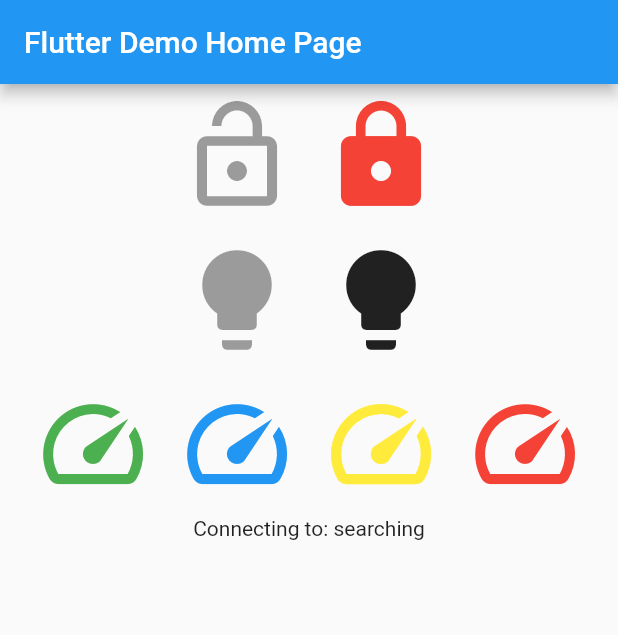
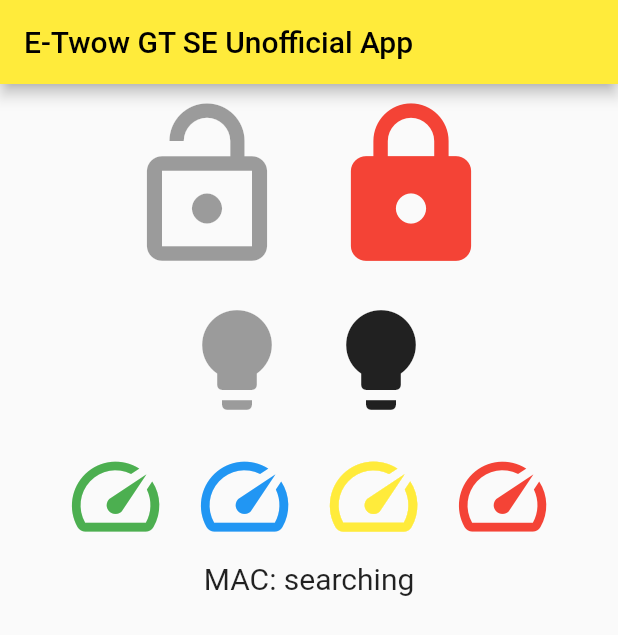
Before and after one commit to eqqe/etwowconnect2, a Flutter app: the screen it shows after launch, on a phone screen of 412 x 824 dp. Shown: the top 635 px of the screen. Run offline on Flutter 3.47's test engine with Material 2 defaults, Android fonts, the phone set to English and light mode, and no system bars; our stand-ins replace permission_handler; missing offline and left inert: flutter_reactive_ble; statements that could not run were skipped.

Commit message:
various fixes

```diff
--- a/lib/main.dart
+++ b/lib/main.dart
@@ -11,20 +11,11 @@ class MyApp extends StatelessWidget {
   @override
   Widget build(BuildContext context) {
     return MaterialApp(
-      title: 'Flutter Demo',
+      title: 'E-Twow GT SE Unofficial App',
       theme: ThemeData(
-        // This is the theme of your application.
-        //
-        // Try running your application with "flutter run". You'll see the
-        // application has a blue toolbar. Then, without quitting the app, try
-        // changing the primarySwatch below to Colors.green and then invoke
-        // "hot reload" (press "r" in the console where you ran "flutter run",
-        // or simply save your changes to "hot reload" in a Flutter IDE).
-        // Notice that the counter didn't reset back to zero; the application
-        // is not restarted.
-        primarySwatch: Colors.blue,
+        primarySwatch: Colors.yellow,
       ),
-      home: MyHomePage(title: 'Flutter Demo Home Page'),
+      home: MyHomePage(title: 'E-Twow GT SE Unofficial App'),
     );
   }
 }
@@ -190,14 +181,14 @@ class _MyHomePageState extends State<MyHomePage> {
                   color: Colors.green,
                   tooltip: 'Lock',
                   onPressed: _locked ?? false ? _lockOff : null,
-                  iconSize: 80,
+                  iconSize: 120,
                 ),
                 IconButton(
                   icon: const Icon(Icons.lock),
                   color: Colors.red,
                   tooltip: 'Lock',
                   onPressed: _locked ?? false ? null : _lockOn,
-                  iconSize: 80,
+                  iconSize: 120,
                 ),
               ],
             ),
@@ -227,35 +218,55 @@ class _MyHomePageState extends State<MyHomePage> {
                   tooltip: '6km/h',
                   color: Colors.green,
                   onPressed: _setSpeedL1,
-                  iconSize: 80,
+                  iconSize: 70,
                 ),
                 IconButton(
                   icon: const Icon(Icons.speed),
                   tooltip: '20km/h',
                   color: Colors.blue,
                   onPressed: _setSpeedL2,
-                  iconSize: 80,
+                  iconSize: 70,
                 ),
                 IconButton(
                   icon: const Icon(Icons.speed),
                   tooltip: '25km/h',
                   color: Colors.yellow,
                   onPressed: _setSpeedL3,
-                  iconSize: 80,
+                  iconSize: 70,
                 ),
                 IconButton(
                   icon: const Icon(Icons.speed),
                   tooltip: '35km/h',
                   color: Colors.red,
                   onPressed: _setSpeedL0,
-                  iconSize: 80,
+                  iconSize: 70,
                 ),
               ],
             ),
-            Text('Connecting to: ${_id ?? "searching"}'),
-            Text('${_speed != null ? "Speed: ${_speed! / 10}" : ""}'),
-            Text('${_trip != null ? "Trip: $_trip" : ""}'),
-            Text('${_battery != null ? "Battery: $_battery %" : ""}')
+            Text(
+              'MAC: ${_id ?? "searching"}',
+              style: TextStyle(
+                fontSize: 20.0, // insert your font size here
+              ),
+            ),
+            Text(
+              '${_speed != null ? "Speed: ${_speed! / 10}" : ""}',
+              style: TextStyle(
+                fontSize: 20.0, // insert your font size here
+              ),
+            ),
+            Text(
+              '${_trip != null ? "Trip: $_trip" : ""}',
+              style: TextStyle(
+                fontSize: 20.0, // insert your font size here
+              ),
+            ),
+            Text(
+              '${_battery != null ? "Battery: $_battery %" : ""}',
+              style: TextStyle(
+                fontSize: 20.0, // insert your font size here
+              ),
+            )
           ],
         ));
   }
```
